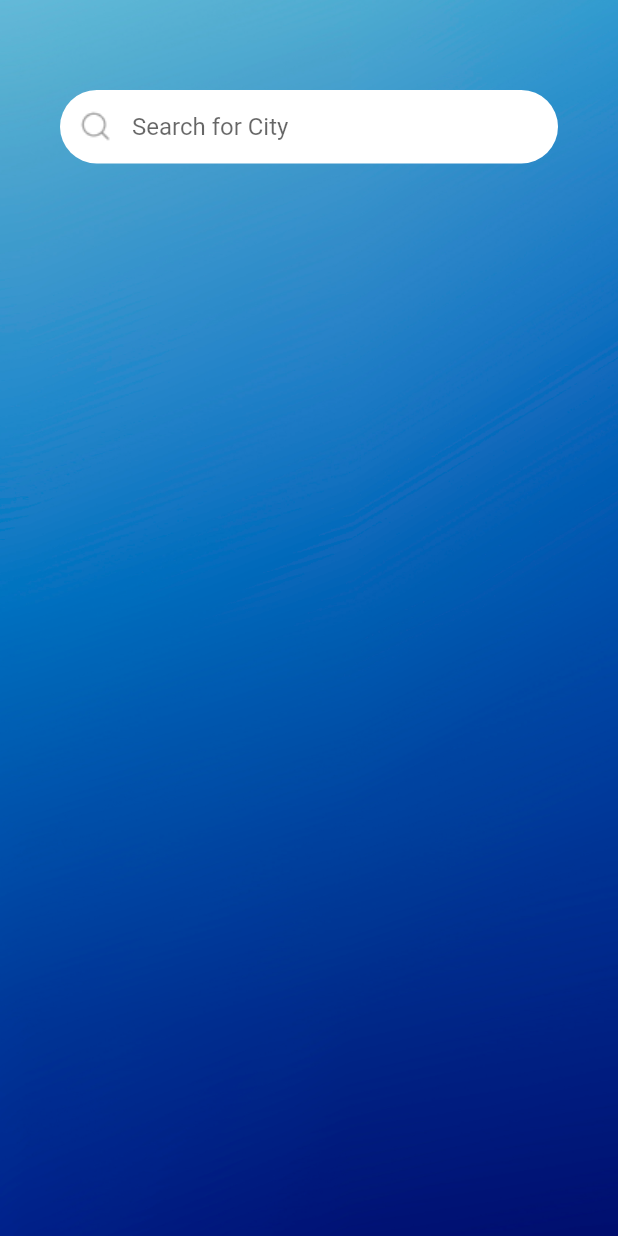
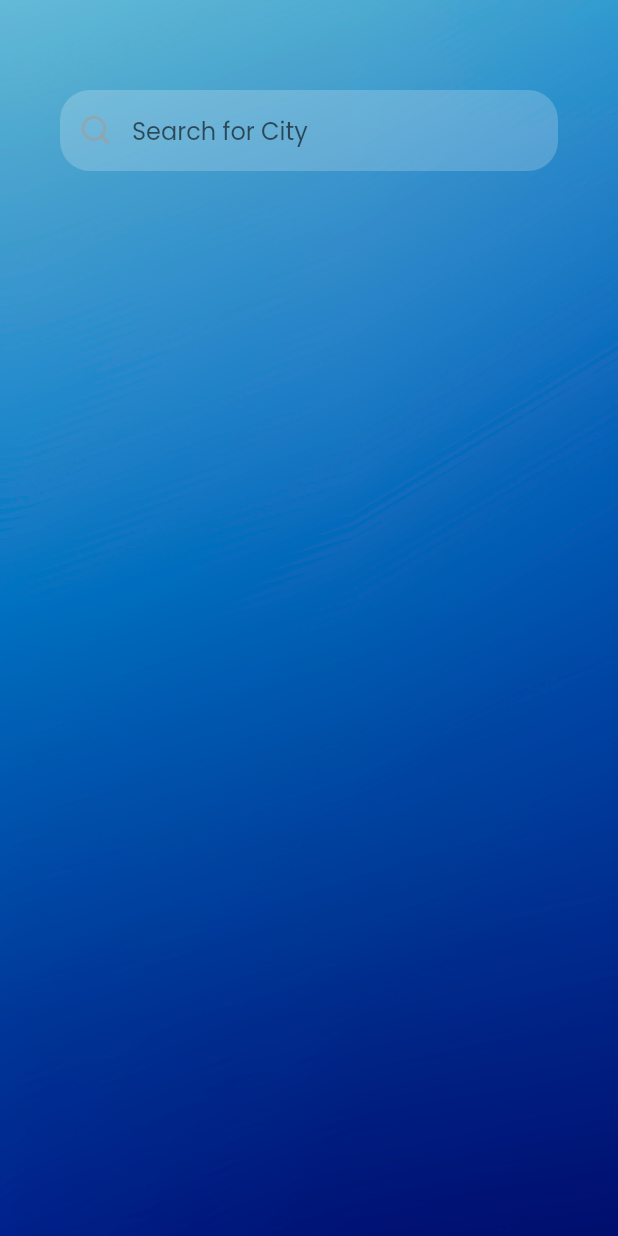
Before and after one commit to ShehanChamudith/Weather-App, a Flutter app: the screen it shows after launch, on a phone screen of 412 x 824 dp. Run offline on Flutter 3.47's test engine with Material 2 defaults, Android fonts, the light colour scheme and no system bars; network calls fail.

Commit message:
11/30/2023 9.30 PM

```diff
--- a/lib/mainscreen.dart
+++ b/lib/mainscreen.dart
@@ -47,18 +47,12 @@ class _MainScreenState extends State<MainScreen> {
   @override
   Widget build(BuildContext context) {
     return Scaffold(
-      backgroundColor: Colors.transparent, // Set background color to transparent
-      // appBar: AppBar(
-      //   title: Text('Search for city', style: TextStyle(fontFamily: 'Ubuntu', fontSize: 18.0, fontWeight: FontWeight.w600)),
-      //   backgroundColor: Colors.transparent, // Set app bar background color to transparent
-      //   elevation: 0,
-      //   centerTitle: true,
-      // ),
+
       body: Stack(
         children: [
           // Background image
           Image.asset(
-            'images/bg.jpg',  // Replace 'background.jpg' with the actual image asset path
+            'images/bg.jpg',
             fit: BoxFit.cover,
             width: double.infinity,
             height: double.infinity,
@@ -69,13 +63,19 @@ class _MainScreenState extends State<MainScreen> {
               children: [
                 Container(
                   decoration: BoxDecoration(
-                    color: Colors.white,
-                    borderRadius: BorderRadius.circular(25.0),
+                    color: Colors.white.withOpacity(0.2), // Set the opacity value (0.0 to 1.0)
+                    borderRadius: BorderRadius.circular(20.0),
                   ),
+                  child: Opacity(
+                    opacity:1.0, // Set the opacity value (0.0 to 1.0)
                     child: TextField(
                       controller: _searchController,
                       onChanged: _onSearchTextChanged,
-                    style: TextStyle(fontSize: 16.0, fontWeight: FontWeight.normal),
+                      style: TextStyle(
+                        fontSize: 16.0,
+                        fontWeight: FontWeight.normal,
+                        fontFamily: 'Poppins',
+                      ),
                       decoration: InputDecoration(
                         hintText: 'Search for City',
                         border: InputBorder.none,
@@ -89,6 +89,8 @@ class _MainScreenState extends State<MainScreen> {
                       ),
                     ),
                   ),
+                ),
+
                 SizedBox(height: 20.0),
                 _buildSuggestedCities(),
               ],
```
Lines whose indentation alone changed are shown as unchanged.
